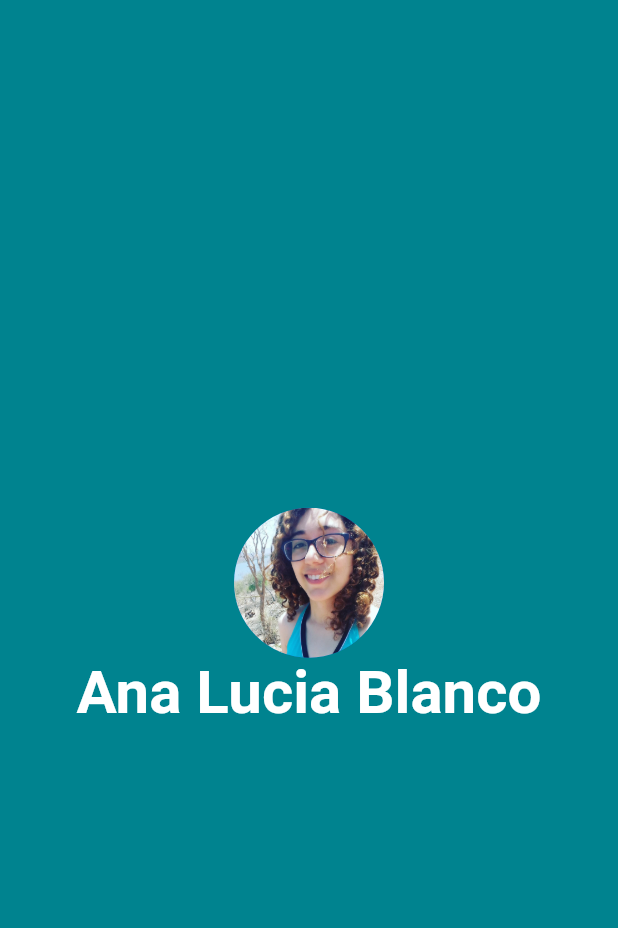
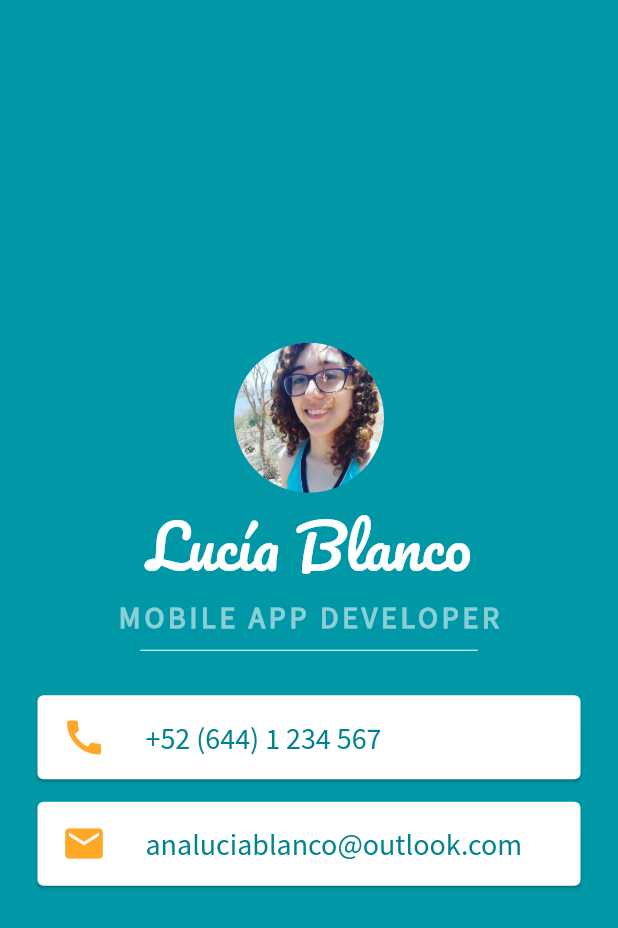
Before and after one commit to analuciablanco/MiCard, a Flutter app: the screen it shows after launch, on a phone screen of 412 x 824 dp. Shown: the top 928 px of the screen. Run offline on Flutter 3.47's test engine with Material 2 defaults, Android fonts, the phone set to English and light mode, and no system bars.

```diff
--- a/lib/main.dart
+++ b/lib/main.dart
@@ -1,3 +1,5 @@
+import 'dart:ui';
+
 import 'package:flutter/cupertino.dart';
 import 'package:flutter/material.dart';
 
@@ -10,23 +12,72 @@ class MyApp extends StatelessWidget {
   Widget build(BuildContext context) {
     return MaterialApp(
       home: Scaffold(
-        backgroundColor: Colors.cyan.shade800,
+        backgroundColor: Colors.cyan.shade700,
         body: SafeArea(
           child: Center(
             child: Column(
               mainAxisAlignment: MainAxisAlignment.center,
-              crossAxisAlignment: CrossAxisAlignment.center,
               children: <Widget>[
                 CircleAvatar(
                   radius: 50.0,
                   backgroundImage: AssetImage('images/picture.jpg'),
                 ),
                 Text(
-                  'Ana Lucia Blanco',
+                  'Lucía Blanco',
                   style: TextStyle(
+                      fontFamily: 'Pacifico',
                       fontSize: 40.0,
-                      color: Colors.white,
+                      color: Colors.white),
+                ),
+                Text(
+                  'MOBILE APP DEVELOPER',
+                  style: TextStyle(
+                      fontFamily: 'Source Sans Pro',
+                      fontSize: 20.0,
+                      color: Colors.white54,
+                      letterSpacing: 2.5,
                       fontWeight: FontWeight.bold),
+                ),
+                SizedBox(
+                  height: 20.0,
+                  width: 225.0,
+                  child: Divider(
+                    color: Colors.white,
+                  ),
+                ),
+                Card(
+                  margin: EdgeInsets.fromLTRB(25.0, 20.0, 25.0, 10.0),
+                  child: ListTile(
+                    leading: Icon(
+                      Icons.call,
+                      size: 30.0,
+                      color: Colors.orange.shade400,
+                    ),
+                    title: Text(
+                      '+52 (644) 1 234 567',
+                      style: TextStyle(
+                          color: Colors.cyan.shade800,
+                          fontFamily: 'Source Sans Pro',
+                          fontSize: 20.0),
+                    ),
+                  ),
+                ),
+                Card(
+                  margin: EdgeInsets.symmetric(vertical: 5.0, horizontal: 25.0),
+                  child: ListTile(
+                    leading: Icon(
+                      Icons.mail,
+                      size: 30.0,
+                      color: Colors.orange.shade400,
+                    ),
+                    title: Text(
+                      'analuciablanco@outlook.com',
+                      style: TextStyle(
+                          color: Colors.cyan.shade800,
+                          fontFamily: 'Source Sans Pro',
+                          fontSize: 20.0),
+                    ),
+                  ),
                 ),
               ],
             ),
```
Also changed, not shown: pubspec.yaml (+9 -0 lines), fonts/Pacifico-Regular.ttf (added), fonts/SourceSansPro-Regular.ttf (added).
